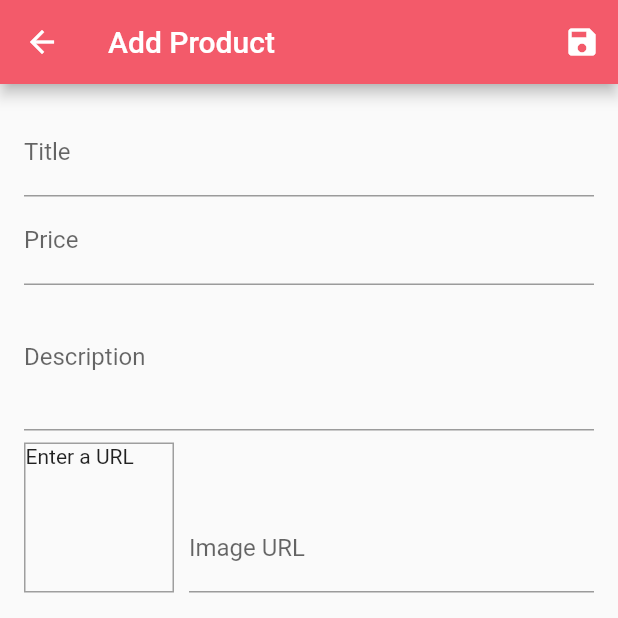
After one commit to irisk29/final_project_yroz, a Flutter app: the OpenOnlineStoreScreen screen opened by its route, scrolled down 147 dp, after a tap on "Add Product", on a phone screen of 412 x 824 dp, the top half of it. The commit adds this screen. Run offline on Flutter 3.47's test engine with Material 2 defaults, Android fonts, the phone set to English and light mode, and no system bars; our stand-ins replace flutter_signin_button, geolocator, google_maps_flutter, image_picker, location, permission_handler and 3 more; missing offline and left inert: address_search_field, amplify_api, amplify_auth_cognito, amplify_core, amplify_datastore, amplify_flutter and 2 more; accounts and stored records are empty.

Commit message:
location request and added products to online store

```diff
--- a/lib/main.dart
+++ b/lib/main.dart
@@ -3,6 +3,7 @@ import 'package:amplify_datastore/amplify_datastore.dart';
 import 'package:amplify_api/amplify_api.dart';
 import 'package:amplify_flutter/amplify_flutter.dart';
 import 'package:final_project_yroz/providers/stores.dart';
+import 'package:final_project_yroz/screens/add_product_screen.dart';
 import 'package:final_project_yroz/screens/online_store_screen.dart';
 import 'package:final_project_yroz/screens/open_online_store_screen.dart';
 import 'package:final_project_yroz/screens/physical_store_screen.dart';
@@ -148,6 +149,7 @@ class _MyAppState extends State<MyApp> {
             PhysicalStoreScreen.routeName: (ctx) => PhysicalStoreScreen(),
             OnlineStoreScreen.routeName: (ctx) => OnlineStoreScreen(),
             LandingScreen.routeName: (ctx) => LandingScreen(),
+            AddProductScreen.routeName: (ctx) => AddProductScreen(),
           },
         ),
       ),
--- /dev/null
+++ b/lib/screens/add_product_screen.dart
@@ -0,0 +1,322 @@
+import 'package:flutter/material.dart';
+import 'package:provider/provider.dart';
+
+import '../providers/product.dart';
+import '../providers/products.dart';
+
+class AddProductScreen extends StatefulWidget {
+  static const routeName = '/add-product';
+
+  @override
+  _AddProductScreenState createState() => _AddProductScreenState();
+  Widget wrapWithMaterial() => MaterialApp(
+    home: MultiProvider(
+      providers: [
+        ChangeNotifierProvider.value(
+          value: Product(
+              id: "",
+              title: "",
+              description: "",
+              category: "",
+              price: 0,
+              imageUrl: ""),
+        ),
+      ],
+      child: Scaffold(
+        body: this,
+      ),
+    ),
+  );
+}
+
+class _AddProductScreenState extends State<AddProductScreen> {
+  final _priceFocusNode = FocusNode();
+  final _descriptionFocusNode = FocusNode();
+  final _imageUrlController = TextEditingController();
+  final _imageUrlFocusNode = FocusNode();
+  final _form = GlobalKey<FormState>();
+  Product? _editedProduct = Product(
+    id: '',
+    title: '',
+    price: 0,
+    description: '',
+    imageUrl: '',
+    category: '',
+  );
+  var _initValues = {
+    'title': '',
+    'description': '',
+    'price': '',
+    'imageUrl': '',
+  };
+  var _isInit = true;
+  var _isLoading = false;
+
+  @override
+  void initState() {
+    _imageUrlFocusNode.addListener(_updateImageUrl);
+    super.initState();
+  }
+
+  @override
+  void didChangeDependencies() {
+    if (_isInit) {
+      final productId = ModalRoute.of(context)!.settings.arguments as String?;
+      if (productId != null) {
+        _editedProduct =
+            Provider.of<Products>(context, listen: false).findById(productId);
+        if (_editedProduct != null) {
+          _initValues = {
+            'title': _editedProduct!.title,
+            'description': _editedProduct!.description,
+            'price': _editedProduct!.price.toString(),
+            // 'imageUrl': _editedProduct.imageUrl,
+            'imageUrl': '',
+          };
+          _imageUrlController.text = _editedProduct!.imageUrl;
+        }
+      }
+    }
+    _isInit = false;
+    super.didChangeDependencies();
+  }
+
+  @override
+  void dispose() {
+    _imageUrlFocusNode.removeListener(_updateImageUrl);
+    _priceFocusNode.dispose();
+    _descriptionFocusNode.dispose();
+    _imageUrlController.dispose();
+    _imageUrlFocusNode.dispose();
+    super.dispose();
+  }
+
+  void _updateImageUrl() {
+    if (!_imageUrlFocusNode.hasFocus) {
+      if ((!_imageUrlController.text.startsWith('http') &&
+          !_imageUrlController.text.startsWith('https')) ||
+          (!_imageUrlController.text.endsWith('.png') &&
+              !_imageUrlController.text.endsWith('.jpg') &&
+              !_imageUrlController.text.endsWith('.jpeg'))) {
+        return;
+      }
+      setState(() {});
+    }
+  }
+
+  Future<void> _saveForm() async {
+    final isValid = _form.currentState!.validate();
+    if (!isValid) {
+      return;
+    }
+    _form.currentState!.save();
+    setState(() {
+      _isLoading = true;
+    });
+    if (_editedProduct!.id != null) {
+      await Provider.of<Products>(context, listen: false)
+          .updateProduct(_editedProduct!.id, _editedProduct!);
+    } else {
+      try {
+        await Provider.of<Products>(context, listen: false)
+            .addProduct(_editedProduct!);
+      } catch (error) {
+        await showDialog(
+          context: context,
+          builder: (ctx) => AlertDialog(
+            title: Text('An error occurred!'),
+            content: Text('Something went wrong.'),
+            actions: <Widget>[
+              FlatButton(
+                child: Text('Okay'),
+                onPressed: () {
+                  Navigator.of(ctx).pop(_editedProduct);
+                },
+              )
+            ],
+          ),
+        );
+      }
+    }
+    setState(() {
+      _isLoading = false;
+    });
+    Navigator.of(context).pop();
+  }
+
+  @override
+  Widget build(BuildContext context) {
+    return Scaffold(
+      appBar: AppBar(
+        title: Text(
+          'Add Product',
+        ),
+        actions: <Widget>[
+          IconButton(
+            icon: Icon(Icons.save),
+            onPressed: _saveForm,
+          ),
+        ],
+      ),
+      body: _isLoading
+          ? Center(
+        child: CircularProgressIndicator(),
+      )
+          : Padding(
+        padding: const EdgeInsets.all(16.0),
+        child: Form(
+          key: _form,
+          child: ListView(
+            children: <Widget>[
+              TextFormField(
+                initialValue: _initValues['title'],
+                decoration: InputDecoration(labelText: 'Title'),
+                textInputAction: TextInputAction.next,
+                onFieldSubmitted: (_) {
+                  FocusScope.of(context).requestFocus(_priceFocusNode);
+                },
+                validator: (value) {
+                  if (value!.isEmpty) {
+                    return 'Please provide a value.';
+                  }
+                  return null;
+                },
+                onSaved: (value) {
+                  _editedProduct = Product(
+                      title: value!,
+                      price: _editedProduct!.price,
+                      description: _editedProduct!.description,
+                      imageUrl: _editedProduct!.imageUrl,
+                      id: _editedProduct!.id,
+                      isFavorite: _editedProduct!.isFavorite, category: '');
+                },
+              ),
+              TextFormField(
+                initialValue: _initValues['price'],
+                decoration: InputDecoration(labelText: 'Price'),
+                textInputAction: TextInputAction.next,
+                keyboardType: TextInputType.number,
+                focusNode: _priceFocusNode,
+                onFieldSubmitted: (_) {
+                  FocusScope.of(context)
+                      .requestFocus(_descriptionFocusNode);
+                },
+                validator: (value) {
+                  if (value!.isEmpty) {
+                    return 'Please enter a price.';
+                  }
+                  if (double.tryParse(value) == null) {
+                    return 'Please enter a valid number.';
+                  }
+                  if (double.parse(value) <= 0) {
+                    return 'Please enter a number greater than zero.';
+                  }
+                  return null;
+                },
+                onSaved: (value) {
+                  _editedProduct = Product(
+                      title: _editedProduct!.title,
+                      price: double.parse(value!),
+                      description: _editedProduct!.description,
+                      imageUrl: _editedProduct!.imageUrl,
+                      id: _editedProduct!.id,
+                      isFavorite: _editedProduct!.isFavorite, category: '');
+                },
+              ),
+              TextFormField(
+                initialValue: _initValues['description'],
+                decoration: InputDecoration(labelText: 'Description'),
+                maxLines: 3,
+                keyboardType: TextInputType.multiline,
+                focusNode: _descriptionFocusNode,
+                validator: (value) {
+                  if (value!.isEmpty) {
+                    return 'Please enter a description.';
+                  }
+                  if (value.length < 10) {
+                    return 'Should be at least 10 characters long.';
+                  }
+                  return null;
+                },
+                onSaved: (value) {
+                  _editedProduct = Product(
+                    title: _editedProduct!.title,
+                    price: _editedProduct!.price,
+                    description: value!,
+                    imageUrl: _editedProduct!.imageUrl,
+                    id: _editedProduct!.id,
+                    isFavorite: _editedProduct!.isFavorite, category: '',
+                  );
+                },
+              ),
+              Row(
+                crossAxisAlignment: CrossAxisAlignment.end,
+                children: <Widget>[
+                  Container(
+                    width: 100,
+                    height: 100,
+                    margin: EdgeInsets.only(
+                      top: 8,
+                      right: 10,
+                    ),
+                    decoration: BoxDecoration(
+                      border: Border.all(
+                        width: 1,
+                        color: Colors.grey,
+                      ),
+                    ),
+                    child: _imageUrlController.text.isEmpty
+                        ? Text('Enter a URL')
+                        : FittedBox(
+                      child: Image.network(
+                        _imageUrlController.text,
+                        fit: BoxFit.cover,
+                      ),
+                    ),
+                  ),
+                  Expanded(
+                    child: TextFormField(
+                      decoration: InputDecoration(labelText: 'Image URL'),
+                      keyboardType: TextInputType.url,
+                      textInputAction: TextInputAction.done,
+                      controller: _imageUrlController,
+                      focusNode: _imageUrlFocusNode,
+                      onFieldSubmitted: (_) {
+                        _saveForm();
+                      },
+                      validator: (value) {
+                        if (value!.isEmpty) {
+                          return 'Please enter an image URL.';
+                        }
+                        if (!value.startsWith('http') &&
+                            !value.startsWith('https')) {
+                          return 'Please enter a valid URL.';
+                        }
+                        if (!value.endsWith('.png') &&
+                            !value.endsWith('.jpg') &&
+                            !value.endsWith('.jpeg')) {
+                          return 'Please enter a valid image URL.';
+                        }
+                        return null;
+                      },
+                      onSaved: (value) {
+                        _editedProduct = Product(
+                          title: _editedProduct!.title,
+                          price: _editedProduct!.price,
+                          description: _editedProduct!.description,
+                          imageUrl: value!,
+                          id: _editedProduct!.id,
+                          isFavorite: _editedProduct!.isFavorite, category: '',
+                        );
+                      },
+                    ),
+                  ),
+                ],
+              ),
+            ],
+          ),
+        ),
+      ),
+    );
+  }
+}
--- a/lib/screens/open_online_store_screen.dart
+++ b/lib/screens/open_online_store_screen.dart
@@ -3,6 +3,7 @@ import 'package:final_project_yroz/providers/online_store.dart';
 import 'package:final_project_yroz/providers/physical_store.dart';
 import 'package:final_project_yroz/providers/product.dart';
 import 'package:final_project_yroz/providers/stores.dart';
+import 'package:final_project_yroz/screens/add_product_screen.dart';
 import 'package:final_project_yroz/screens/edit_product_screen.dart';
 import 'package:final_project_yroz/screens/tabs_screen.dart';
 import 'package:final_project_yroz/widgets/image_input.dart';
@@ -203,7 +204,7 @@ class _OpenOnlineStoreScreenState extends State<OpenOnlineStoreScreen> {
     if(OpenOnlineStoreScreen._products.length<5){
       final Product? result = await Navigator.push(
         context,
-        MaterialPageRoute(builder: (context) => EditProductScreen()),
+        MaterialPageRoute(builder: (context) => AddProductScreen()),
       );
 
       // Update UI
@@ -488,11 +489,11 @@ class _OpenOnlineStoreScreenState extends State<OpenOnlineStoreScreen> {
                 onPressed: _showAddProduct,
               ),
               Wrap(
-                children: OpenOnlineStoreScreen._selectedItems
+                children: OpenOnlineStoreScreen._products
                     .map((e) => Chip(
                   deleteIcon: Icon( Icons.close, ),
-                  onDeleted: () {setState(() {OpenOnlineStoreScreen._selectedItems.remove(e);}); },
-                  label: Text(e),
+                  onDeleted: () {setState(() {OpenOnlineStoreScreen._products.remove(e);}); },
+                  label: Text(e.title),
                 ))
                     .toList(),
               ),
--- a/lib/screens/settings_screen.dart
+++ b/lib/screens/settings_screen.dart
@@ -41,7 +41,8 @@ class _SettingsPageState extends State<SettingsScreen> {
       final user = ModalRoute.of(context)!.settings.arguments as User?;
       if (user != null) {
         _user = user;
-        }
+        _storeOwner = (user.storeOwnerState) != null;
+      }
     }
     _isInit = false;
     super.didChangeDependencies();
--- a/pubspec.yaml
+++ b/pubspec.yaml
@@ -53,6 +53,7 @@ dependencies:
   url_launcher: ^6.0.0-nullsafety
   address_search_field: ^4.0.1
   location: ^4.3.0
+  permission_handler: ^9.0.0
 
 dev_dependencies:
   flutter_test:
```
Also changed, not shown: lib/screens/map_screen.dart (+11 -0 lines), lib/screens/online_store_screen.dart (+42 -11 lines), lib/screens/physical_store_screen.dart (+29 -2 lines).
